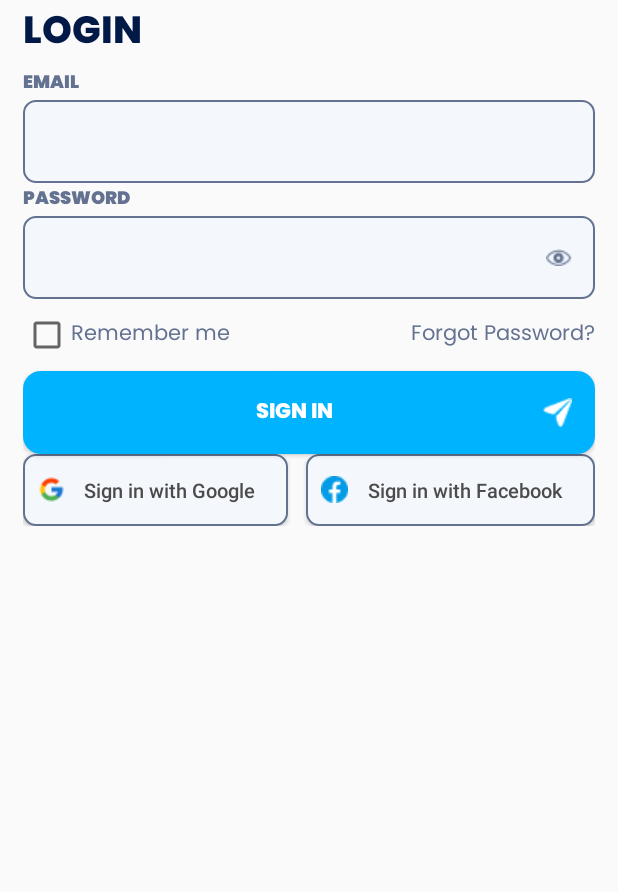
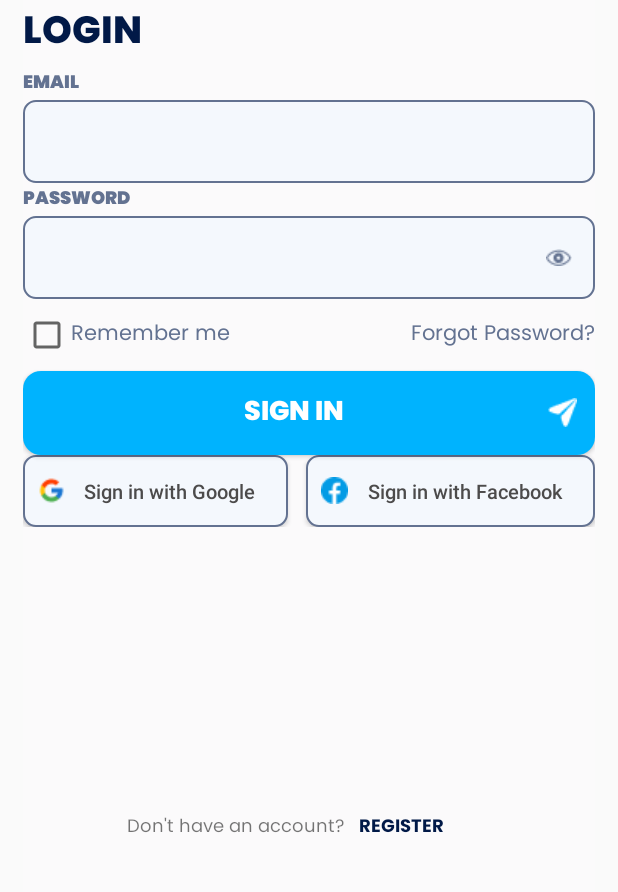
Before and after one commit to irishmicoletcando/h2gether-mobile-app, an Android app: the screen it shows after launch (MainActivity), on a phone screen of 412 x 824 dp, the part 107-999 px from its top. Run offline under Robolectric (Android 15) with nearby library versions, the phone set to English and light mode, and no system bars.

Commit message:
Create register account button

```diff
--- a/app/src/main/res/layout/activity_main.xml
+++ b/app/src/main/res/layout/activity_main.xml
@@ -4,10 +4,10 @@
     xmlns:tools="http://schemas.android.com/tools"
     android:layout_width="match_parent"
     android:layout_height="match_parent"
+    android:layout_marginLeft="15dp"
+    android:layout_marginTop="16dp"
+    android:layout_marginRight="15dp"
     android:background="#FBFAFB"
-    android:layout_marginTop="16dp"
-    android:layout_marginLeft="15dp"
-    android:layout_marginRight="15dp"
     tools:context=".MainActivity">
 
     <LinearLayout
@@ -101,8 +101,8 @@
         android:layout_width="match_parent"
         android:layout_height="wrap_content"
         android:background="@drawable/edittext_border"
+        android:drawableRight="@drawable/password_visibility"
         android:padding="15dp"
-        android:drawableRight="@drawable/password_visibility"
         app:layout_constraintEnd_toEndOf="@id/guideline2"
         app:layout_constraintStart_toStartOf="@id/guideline1"
         app:layout_constraintTop_toBottomOf="@+id/tv_password_heading" />
@@ -112,9 +112,9 @@
         android:layout_width="match_parent"
         android:layout_height="wrap_content"
         android:orientation="horizontal"
-        app:layout_constraintTop_toBottomOf="@+id/et_input_password"
         app:layout_constraintEnd_toEndOf="@id/guideline2"
-        app:layout_constraintStart_toStartOf="@id/guideline1">
+        app:layout_constraintStart_toStartOf="@id/guideline1"
+        app:layout_constraintTop_toBottomOf="@+id/et_input_password">
 
         <!-- Remember Me-->
         <CheckBox
@@ -147,11 +147,13 @@
         android:layout_width="match_parent"
         android:layout_height="wrap_content"
         android:background="@drawable/proceed_button_background"
+        android:drawableRight="@drawable/proceed_password"
+        android:fontFamily="@font/poppins_extrabold"
+        android:padding="12dp"
         android:text="SIGN IN"
         android:textColor="#FFFFFF"
-        android:fontFamily="@font/poppins_extrabold"
-        android:padding="15dp"
-        android:drawableRight="@drawable/proceed_password"
+        android:textSize="18sp"
+        app:layout_constraintBottom_toTopOf="@+id/ll_login_social_media_group"
         app:layout_constraintTop_toBottomOf="@+id/ll_remember_forgot_password_group" />
 
     <LinearLayout
@@ -160,6 +162,7 @@
         android:layout_height="wrap_content"
         android:orientation="horizontal"
         app:layout_constraintEnd_toEndOf="@id/guideline2"
+        app:layout_constraintHorizontal_bias="0.5"
         app:layout_constraintStart_toStartOf="@id/guideline1"
         app:layout_constraintTop_toBottomOf="@+id/btn_signin">
 
@@ -171,11 +174,11 @@
             android:layout_weight="1"
             android:background="@drawable/edittext_border"
             android:drawableLeft="@drawable/google_logo"
+            android:padding="10dp"
             android:text="Sign in with Google"
             android:textAllCaps="false"
             android:textColor="#4C4B4B"
-            android:textSize="13sp"
-            android:padding="10dp"/>
+            android:textSize="13sp" />
 
         <Space
             android:layout_width="0dp"
@@ -188,28 +191,60 @@
             android:layout_width="wrap_content"
             android:layout_height="wrap_content"
             android:layout_weight="1"
-            android:text="Sign in with Facebook"
-            android:textSize="13sp"
-            android:textColor="#4C4B4B"
             android:background="@drawable/edittext_border"
             android:drawableLeft="@drawable/facebook_logo"
+            android:padding="10dp"
+            android:text="Sign in with Facebook"
             android:textAllCaps="false"
-            android:padding="10dp"/>
+            android:textColor="#4C4B4B"
+            android:textSize="13sp" />
+    </LinearLayout>
 
+    <LinearLayout
+        android:id="@+id/ll_register_account"
+        android:layout_width="wrap_content"
+        android:layout_height="wrap_content"
+        android:orientation="horizontal"
+        app:layout_constraintBottom_toBottomOf="parent"
+        app:layout_constraintEnd_toEndOf="@id/guideline2"
+        app:layout_constraintStart_toStartOf="@id/guideline1"
+        app:layout_constraintTop_toBottomOf="@+id/ll_login_social_media_group">
+
+        <!-- Don't have an account text-->
+        <TextView
+            android:id="@+id/tv_no_account"
+            android:layout_width="wrap_content"
+            android:layout_height="wrap_content"
+            android:fontFamily="@font/poppins"
+            android:text="Don't have an account?   "
+            android:textSize="12sp" />
+
+        <!-- Register button-->
+        <Button
+            android:id="@+id/btn_register_account"
+            android:layout_width="wrap_content"
+            android:layout_height="wrap_content"
+            android:background="@android:color/transparent"
+            android:fontFamily="@font/poppins_bold"
+            android:text="REGISTER"
+            android:textAlignment="textStart"
+            android:textColor="#011947"
+            android:textSize="12sp" />
     </LinearLayout>
+
     <androidx.constraintlayout.widget.Guideline
         android:id="@+id/guideline1"
         android:layout_width="wrap_content"
         android:layout_height="wrap_content"
         android:orientation="vertical"
-        app:layout_constraintGuide_percent="0.35"/>
+        app:layout_constraintGuide_percent="0.35" />
 
     <androidx.constraintlayout.widget.Guideline
         android:id="@+id/guideline2"
         android:layout_width="wrap_content"
         android:layout_height="wrap_content"
         android:orientation="vertical"
-        app:layout_constraintGuide_percent="0.65"/>
+        app:layout_constraintGuide_percent="0.65" />
 
 
 </androidx.constraintlayout.widget.ConstraintLayout>
```
